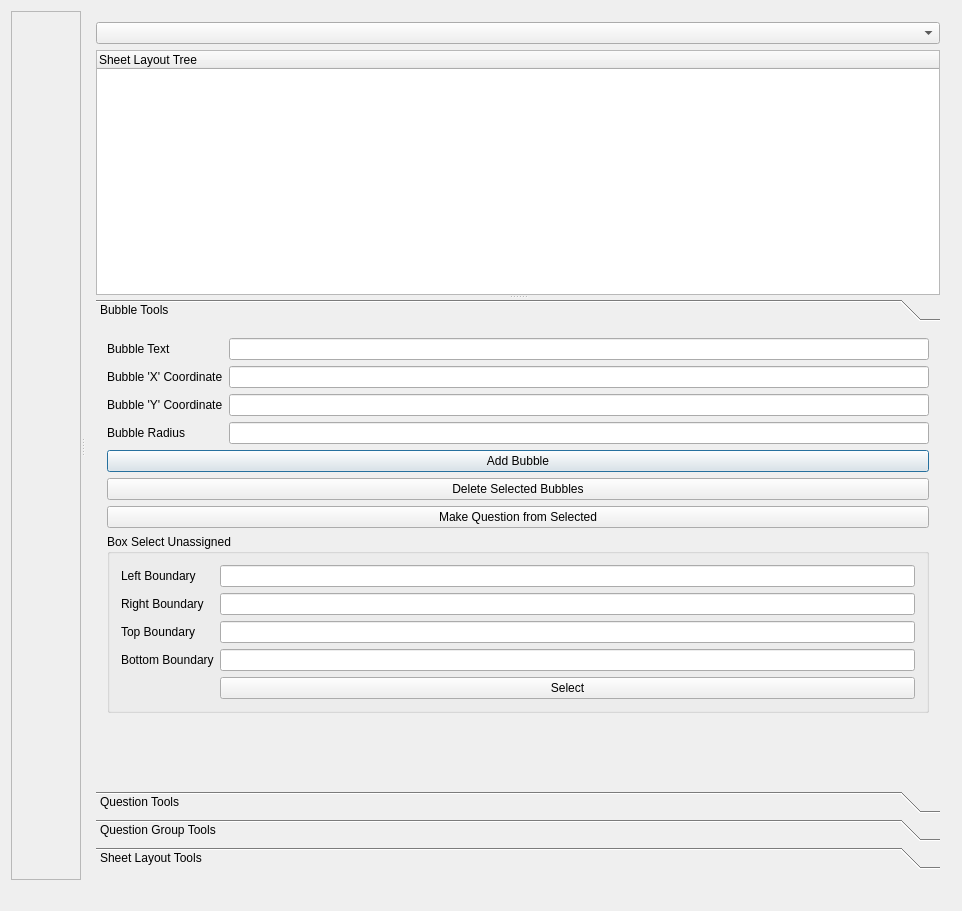
Qt form src/GUI/SheetLayoutEditor.ui (FantasticNinjas/plecprep-BubbleScanner) before a commit.
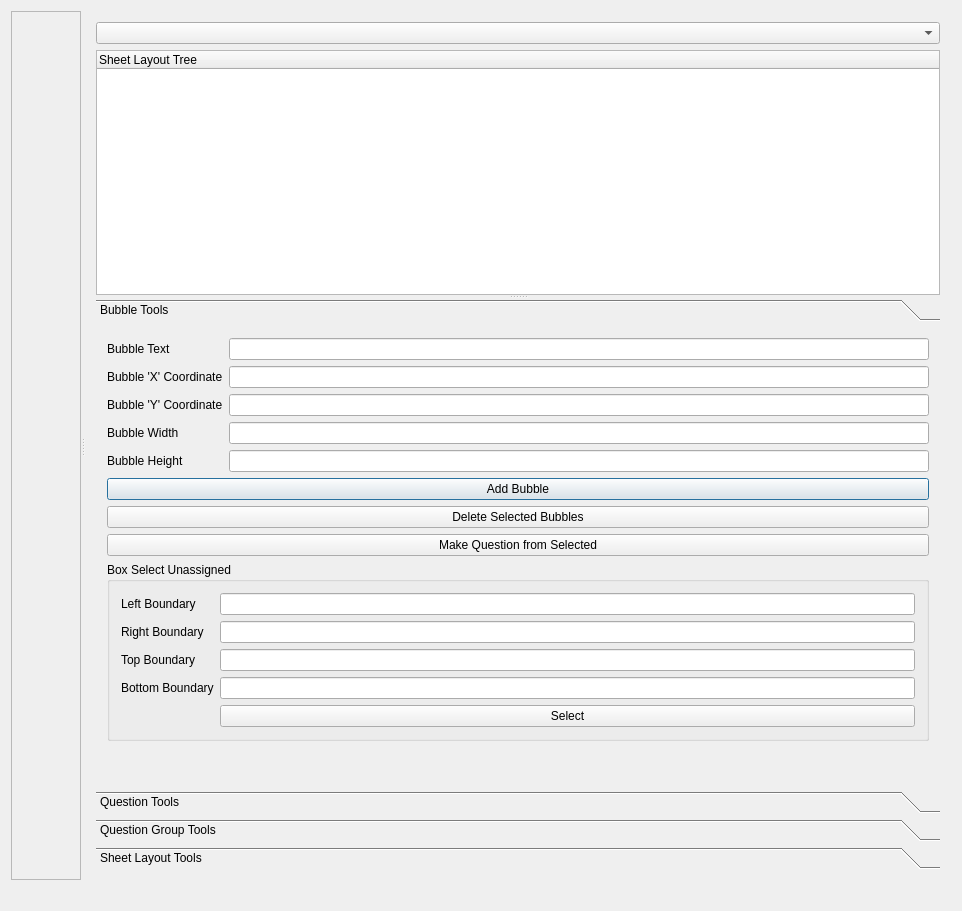
The same form after that commit. The open tabs and pages were chosen to show the change.

Commit message: Modified bubble layouts to allow for non-square aspect ratios

```diff
--- a/src/GUI/SheetLayoutEditor.ui
+++ b/src/GUI/SheetLayoutEditor.ui
@@ -76,7 +76,7 @@
              <x>0</x>
              <y>0</y>
              <width>849</width>
-             <height>363</height>
+             <height>388</height>
             </rect>
            </property>
            <property name="sizePolicy">
@@ -124,12 +124,22 @@
               <item row="3" column="0">
                <widget class="QLabel" name="label_6">
                 <property name="text">
-                 <string>Bubble Radius</string>
+                 <string>Bubble Width</string>
                 </property>
                </widget>
               </item>
               <item row="3" column="1">
-               <widget class="QLineEdit" name="bubbleRadiusEdit"/>
+               <widget class="QLineEdit" name="bubbleWidthEdit"/>
+              </item>
+              <item row="4" column="0">
+               <widget class="QLabel" name="label_13">
+                <property name="text">
+                 <string>Bubble Height</string>
+                </property>
+               </widget>
+              </item>
+              <item row="4" column="1">
+               <widget class="QLineEdit" name="bubbleHeightEdit"/>
               </item>
              </layout>
             </item>
```
Left out of the diff: 6 changed lines with no effect on the pictures. The commit also changes 6 other files.
